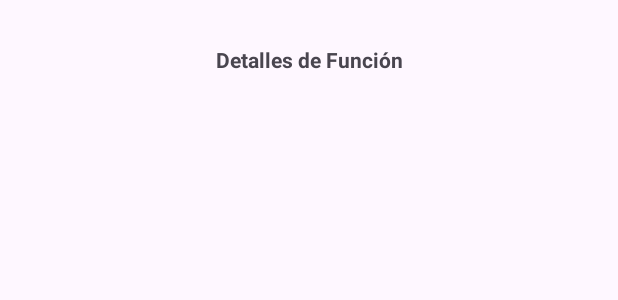
After one commit to robertobravol/POO5_2P_AGUILERA1_BRAVO2_CEDENIO3, an Android app: the layout activity_detalles_funciones.xml on its own in the app's theme, with its tools: preview values and no code run, on a phone screen of 412 x 824 dp. The commit adds this screen. Shown: the top 300 px of the screen. Run offline under Robolectric (Android 15) with nearby library versions, the phone set to English and light mode, and no system bars.

Commit message:
correcion del punto 4 y inicio del punto 5

```diff
--- a/PROYECTO 2P/app/src/main/AndroidManifest.xml
+++ b/PROYECTO 2P/app/src/main/AndroidManifest.xml
@@ -12,6 +12,9 @@
         android:supportsRtl="true"
         android:theme="@style/Theme.Cinema"
         tools:targetApi="31">
+        <activity
+            android:name=".DetallesFunciones"
+            android:exported="false" />
         <activity
             android:name=".InformacionPeliculaActivity"
             android:exported="false" />
--- /dev/null
+++ b/PROYECTO 2P/app/src/main/res/layout/activity_detalles_funciones.xml
@@ -0,0 +1,31 @@
+<?xml version="1.0" encoding="utf-8"?>
+<androidx.constraintlayout.widget.ConstraintLayout xmlns:android="http://schemas.android.com/apk/res/android"
+    xmlns:app="http://schemas.android.com/apk/res-auto"
+    xmlns:tools="http://schemas.android.com/tools"
+    android:id="@+id/main"
+    android:layout_width="match_parent"
+    android:layout_height="match_parent"
+    tools:context=".DetallesFunciones">
+
+    <LinearLayout
+        android:id="@+id/idFunciones"
+        android:layout_width="match_parent"
+        android:layout_height="match_parent"
+        android:orientation="vertical"
+        android:padding="30dp"
+        app:layout_constraintBottom_toBottomOf="parent"
+        app:layout_constraintEnd_toEndOf="parent"
+        app:layout_constraintStart_toStartOf="parent"
+        app:layout_constraintTop_toTopOf="parent">
+
+        <TextView
+            android:id="@+id/idDetalleFuncion"
+            android:layout_width="match_parent"
+            android:layout_height="wrap_content"
+            android:text="Detalles de Función"
+            android:textAlignment="center"
+            android:textStyle="bold" />
+
+
+    </LinearLayout>
+</androidx.constraintlayout.widget.ConstraintLayout>
--- a/PROYECTO 2P/app/src/main/res/values/strings.xml
+++ b/PROYECTO 2P/app/src/main/res/values/strings.xml
@@ -19,5 +19,4 @@
     <string name="btnCancelar">Cancelar</string>
 
 
-
 </resources>
```
Also changed, not shown: PROYECTO 2P/app/src/main/java/com/example/cinema/DetallesFunciones.java (added, +24 -0 lines), PROYECTO 2P/app/src/main/java/com/example/cinema/InformacionPeliculaActivity.java (+65 -5 lines), PROYECTO 2P/app/src/main/java/com/example/model/Pago.java (added, +31 -0 lines), PROYECTO 2P/app/src/main/res/layout/activity_informacion_pelicula.xml (+5 -3 lines).
